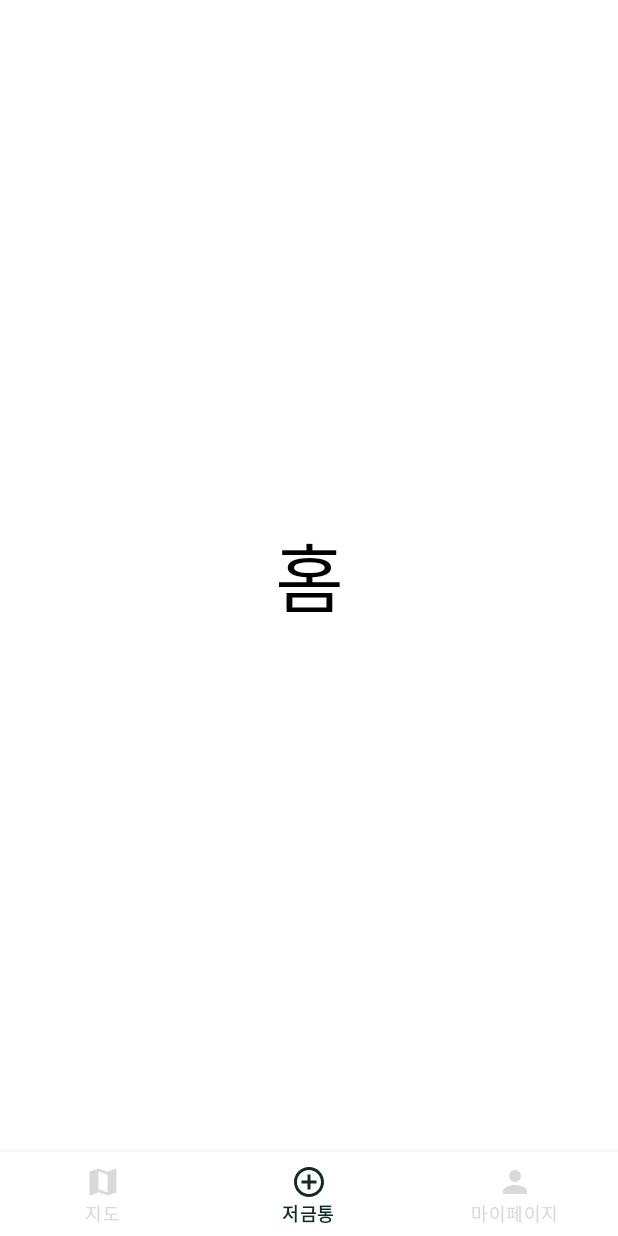
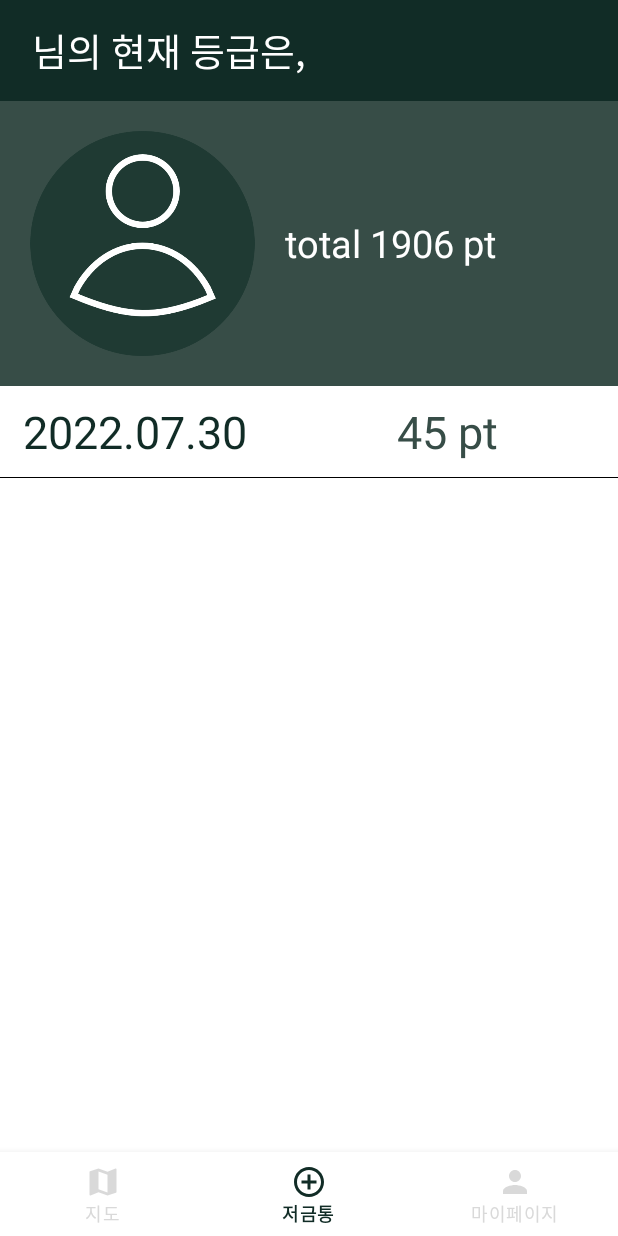
Before and after one commit to meit2022/CupChecker, an Android app: the fragment FragmentHome placed in its activity, item 2 of the bottom bar chosen, on a phone screen of 412 x 824 dp. Run offline under Robolectric (Android 15) with nearby library versions, the phone set to English and light mode, and no system bars; our stand-ins replace Firebase (no records; nobody signed in at launch, a user with empty details on screens opened directly); libraries missing offline, so code that uses them is left out: com.journeyapps.barcodescanner, noman.googleplaces; 1 statement that could not run was skipped.

Commit message:
[feat] 저금통 페이지 UI 수정

```diff
--- a/app/src/main/java/com/example/cg24/FragmentHome.java
+++ b/app/src/main/java/com/example/cg24/FragmentHome.java
@@ -4,15 +4,28 @@ import android.os.Bundle;
 import android.view.LayoutInflater;
 import android.view.View;
 import android.view.ViewGroup;
+import android.widget.TextView;
 
 import androidx.fragment.app.Fragment;
 
+import com.google.firebase.auth.FirebaseAuth;
+import com.google.firebase.auth.FirebaseUser;
+
 public class FragmentHome extends Fragment {
+    private FirebaseAuth mAuth;
+
         @Override
         public View onCreateView(LayoutInflater inflater, ViewGroup container,
                                  Bundle savedInstanceState) {
             ViewGroup rootView = (ViewGroup)inflater.inflate(R.layout.fragment_home, container, false);
 
+            //닉네임
+            mAuth= FirebaseAuth.getInstance();
+            final FirebaseUser user=mAuth.getCurrentUser();
+
+            TextView nickname=(TextView)rootView.findViewById(R.id.loginNickname);
+            nickname.setText(user.getDisplayName());
+
             return rootView;
         }
 }
--- a/app/src/main/res/layout/fragment_home.xml
+++ b/app/src/main/res/layout/fragment_home.xml
@@ -7,14 +7,149 @@
     android:orientation="vertical"
     tools:context=".FragmentHome">
 
-    <TextView
+    <LinearLayout
         android:layout_width="match_parent"
-        android:layout_height="match_parent"
-        android:gravity="center"
-        android:text="홈"
-        android:textColor="@android:color/black"
-        android:textSize="50sp"/>
+        android:layout_height="wrap_content"
+        android:layout_gravity="center"
+        android:background="#112C26"
+        android:orientation="horizontal">
+        <TextView
+            android:id="@+id/loginNickname"
+            android:gravity="center"
+            android:text="닉네임"
+            android:layout_marginLeft="15dp"
+            android:textColor="@color/white"
+            android:layout_gravity="center"
+            android:textSize="35sp"
+            android:layout_marginTop="10dp"
+            android:layout_marginBottom="10dp"
+            android:layout_width="wrap_content"
+            android:layout_height="wrap_content"/>
+        <TextView
+            android:gravity="center"
+            android:text=" 님의 현재 등급은,"
+            android:textColor="@color/white"
+            android:layout_gravity="center"
+            android:textSize="25sp"
+            android:layout_marginTop="10dp"
+            android:layout_marginBottom="10dp"
+            android:layout_width="wrap_content"
+            android:layout_height="wrap_content"/>
+
+    </LinearLayout>
 
 
+    <LinearLayout
+        android:layout_width="match_parent"
+        android:layout_height="wrap_content"
+        android:layout_gravity="center"
+        android:paddingTop="20dp"
+        android:paddingBottom="20dp"
+        android:background="#374D47"
+        android:orientation="horizontal">
+
+        <ImageView
+            android:layout_width="150dp"
+            android:layout_height="150dp"
+            android:src="@drawable/userimg"
+            android:layout_gravity="center"
+            android:layout_marginLeft="20dp"/>
+
+        <LinearLayout
+            android:layout_width="match_parent"
+            android:layout_height="wrap_content"
+            android:orientation="horizontal"
+            android:layout_marginLeft="20dp"
+            android:layout_gravity="center">
+        <TextView
+            android:layout_width="wrap_content"
+            android:layout_height="wrap_content"
+            android:text="total "
+            android:textSize="25sp"
+            android:textColor="@color/white"/>
+        <TextView
+            android:layout_width="wrap_content"
+            android:layout_height="wrap_content"
+            android:text="1906"
+            android:textSize="25sp"
+            android:textColor="@color/white"/>
+        <TextView
+            android:layout_width="wrap_content"
+            android:layout_height="wrap_content"
+            android:text=" pt"
+            android:textSize="25sp"
+            android:textColor="@color/white"/>
+</LinearLayout>
+    </LinearLayout>
+
+    <ScrollView
+        android:layout_width="match_parent"
+        android:layout_height="match_parent">
+
+        <LinearLayout
+            android:layout_width="match_parent"
+            android:layout_height="match_parent"
+            android:layout_marginBottom="10dp"
+            android:orientation="vertical">
+
+            <LinearLayout
+                android:layout_width="match_parent"
+                android:layout_height="match_parent"
+                android:layout_marginTop="10dp"
+                android:layout_marginBottom="10dp"
+                android:orientation="vertical">
+
+                <LinearLayout
+                    android:layout_width="match_parent"
+                    android:layout_height="match_parent"
+                    android:layout_marginBottom="10dp"
+                    android:orientation="horizontal">
+                    <TextView
+                    android:layout_width="wrap_content"
+                    android:layout_height="wrap_content"
+                    android:layout_marginStart="15dp"
+                    android:text="2022.07.30"
+                    android:textSize="30sp"
+                    android:textFontWeight="@integer/material_motion_duration_long_2"
+                    android:textColor="#112C26"/>
+
+                    <LinearLayout
+                    android:layout_width="wrap_content"
+                    android:layout_height="wrap_content"
+                    android:layout_marginStart="100dp"
+                    android:orientation="horizontal">
+                    <TextView
+                        android:layout_width="wrap_content"
+                        android:layout_height="wrap_content"
+                        android:text="45"
+                        android:textSize="30sp"
+                        android:textColor="#374D47"/>
+                    <TextView
+                        android:layout_width="wrap_content"
+                        android:layout_height="wrap_content"
+                        android:text=" pt"
+                        android:textSize="30sp"
+                        android:textColor="#374D47"/>
+                </LinearLayout>
+
+                </LinearLayout>
+
+                <View
+                    android:layout_width="match_parent"
+                    android:layout_height="0.5dp"
+                    android:background="@color/black"
+                    android:paddingBottom="15dp"/>
+
+        </LinearLayout>
+
+
+            <androidx.recyclerview.widget.RecyclerView
+                android:id="@+id/recyclerView"
+                android:layout_width="match_parent"
+                android:layout_height="wrap_content" />
+
+        </LinearLayout>
+
+    </ScrollView>
 
 </LinearLayout>
```
